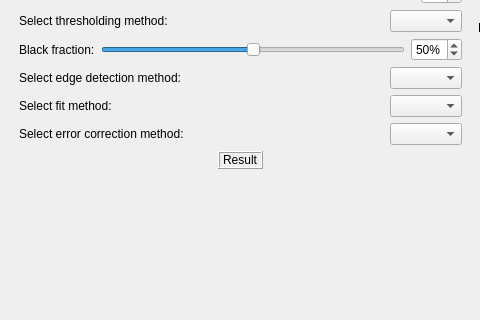
First picture: the form in cpp-qt/mainpanel.ui, repository miRoox/MEMS-oriented-image-testing-technology, before the edit; both pictures show x 143 to 623 and y 166 to 486 of the 800 by 600 pixel window.
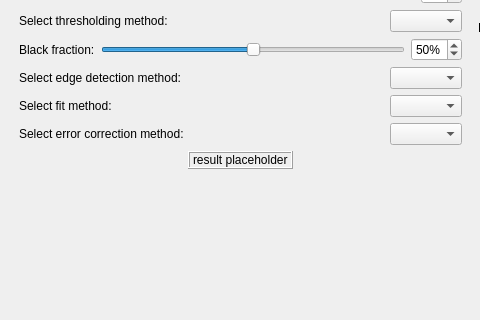
Second picture: the form after the edit. Icons and pictures are not drawn. Custom widgets are drawn as their Qt base class.

Commit message: "result placeholder"

What changed in the file:
```diff
--- a/cpp-qt/mainpanel.ui
+++ b/cpp-qt/mainpanel.ui
@@ -657,7 +657,7 @@
                 <enum>QFrame::Raised</enum>
                </property>
                <property name="text">
-                <string notr="true">Result</string>
+                <string notr="true">result placeholder</string>
                </property>
                <property name="textInteractionFlags">
                 <set>Qt::TextSelectableByKeyboard|Qt::TextSelectableByMouse</set>
```
